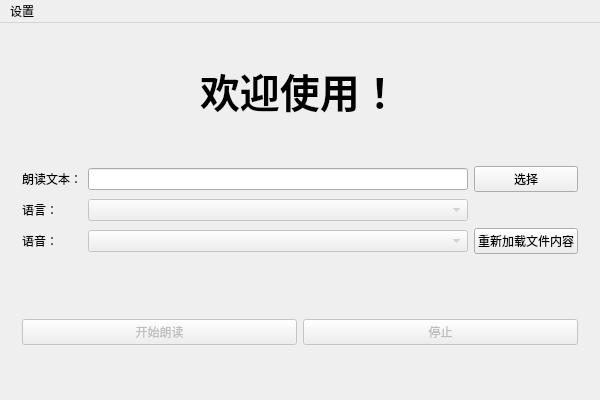
Old version of the form AzureSpeakerGUI/AzureSpeakerGUI.ui in the repository TheWhiteDog9487/AzureSpeakerGUI.
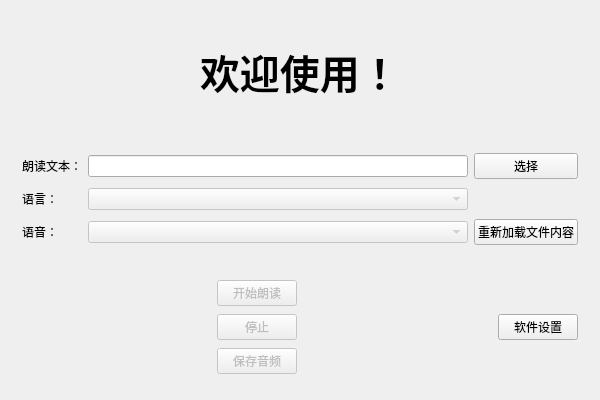
New version of the form.

Commit message: 加入了保存音频到文件的功能，但是扬声器输出不知道为什么坏了。你不操心，之后修。 然后那个设置按钮还没做功能，绑定都没做。你不操心，之后弄。

```diff
--- a/AzureSpeakerGUI/AzureSpeakerGUI.ui
+++ b/AzureSpeakerGUI/AzureSpeakerGUI.ui
@@ -34,32 +34,6 @@
       </property>
      </widget>
     </item>
-    <item row="3" column="0">
-     <widget class="QWidget" name="widget_2" native="true">
-      <layout class="QGridLayout" name="gridLayout_3">
-       <item row="0" column="0">
-        <widget class="QPushButton" name="Start">
-         <property name="enabled">
-          <bool>false</bool>
-         </property>
-         <property name="text">
-          <string>开始朗读</string>
-         </property>
-        </widget>
-       </item>
-       <item row="0" column="1">
-        <widget class="QPushButton" name="Stop">
-         <property name="enabled">
-          <bool>false</bool>
-         </property>
-         <property name="text">
-          <string>停止</string>
-         </property>
-        </widget>
-       </item>
-      </layout>
-     </widget>
-    </item>
     <item row="2" column="0">
      <widget class="QWidget" name="widget_3" native="true">
       <layout class="QGridLayout" name="gridLayout_2">
@@ -134,24 +108,77 @@
       </layout>
      </widget>
     </item>
+    <item row="3" column="0">
+     <widget class="QWidget" name="widget_2" native="true">
+      <layout class="QGridLayout" name="gridLayout_3">
+       <item row="0" column="1">
+        <widget class="QPushButton" name="Start">
+         <property name="enabled">
+          <bool>false</bool>
+         </property>
+         <property name="text">
+          <string>开始朗读</string>
+         </property>
+        </widget>
+       </item>
+       <item row="1" column="0">
+        <spacer name="horizontalSpacer">
+         <property name="orientation">
+          <enum>Qt::Horizontal</enum>
+         </property>
+         <property name="sizeHint" stdset="0">
+          <size>
+           <width>195</width>
+           <height>20</height>
+          </size>
+         </property>
+        </spacer>
+       </item>
+       <item row="1" column="1">
+        <widget class="QPushButton" name="Stop">
+         <property name="enabled">
+          <bool>false</bool>
+         </property>
+         <property name="text">
+          <string>停止</string>
+         </property>
+        </widget>
+       </item>
+       <item row="1" column="2">
+        <spacer name="horizontalSpacer_2">
+         <property name="orientation">
+          <enum>Qt::Horizontal</enum>
+         </property>
+         <property name="sizeHint" stdset="0">
+          <size>
+           <width>195</width>
+           <height>20</height>
+          </size>
+         </property>
+        </spacer>
+       </item>
+       <item row="1" column="3">
+        <widget class="QPushButton" name="Settings">
+         <property name="text">
+          <string>软件设置</string>
+         </property>
+        </widget>
+       </item>
+       <item row="2" column="1">
+        <widget class="QPushButton" name="SaveAudioFileButton">
+         <property name="enabled">
+          <bool>false</bool>
+         </property>
+         <property name="text">
+          <string>保存音频</string>
+         </property>
+        </widget>
+       </item>
+      </layout>
+     </widget>
+    </item>
    </layout>
   </widget>
-  <widget class="QMenuBar" name="menuBar">
-   <property name="geometry">
-    <rect>
-     <x>0</x>
-     <y>0</y>
-     <width>600</width>
-     <height>22</height>
-    </rect>
-   </property>
-   <widget class="QMenu" name="menu">
-    <property name="title">
-     <string>设置</string>
-    </property>
-   </widget>
-   <addaction name="menu"/>
-  </widget>
  </widget>
  <layoutdefault spacing="6" margin="11"/>
  <resources>
```
Left out of the diff: 34 changed lines with no effect on the pictures. The commit also changes 3 other files.
